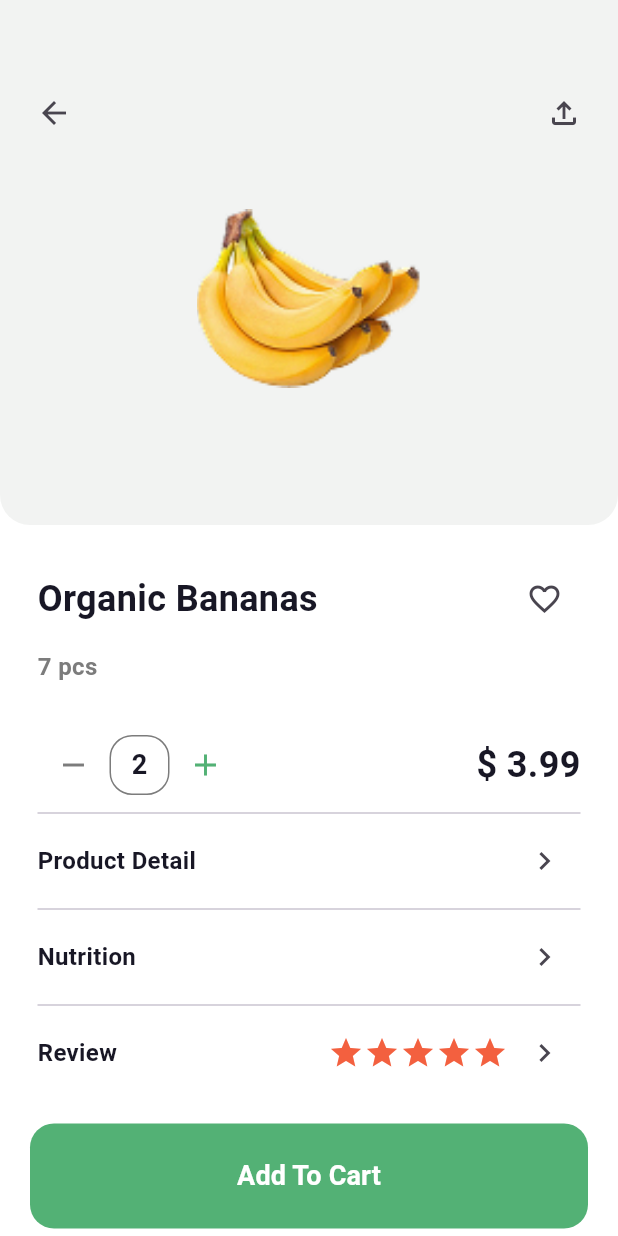
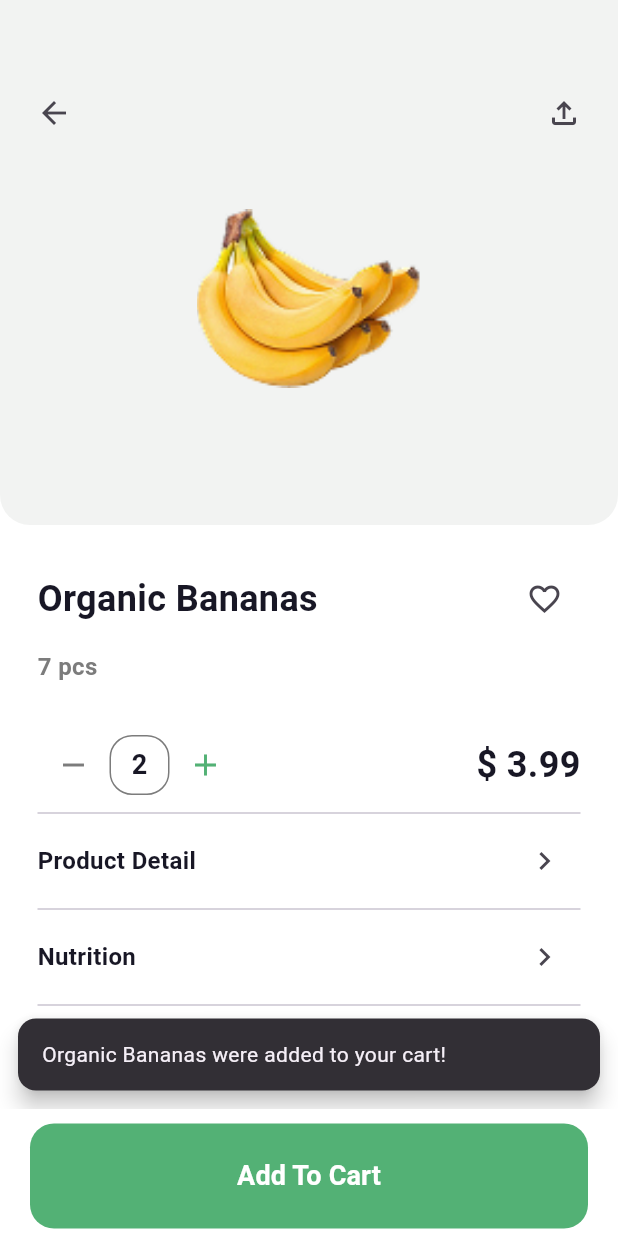
Before and after one commit to Martin-Amgad/nectar, a Flutter app: the ProductDetialsScreen screen opened directly with sample values from the repository, after a tap on the "add" icon, after a tap on "Add To Cart", on a phone screen of 412 x 824 dp. Run offline on Flutter 3.47's test engine with Material 3 defaults, Android fonts, the phone set to English and light mode, and no system bars; our stand-ins replace flutter_svg.

Commit message:
some changes

```diff
--- a/lib/feature/details/product_details_screen.dart
+++ b/lib/feature/details/product_details_screen.dart
@@ -34,6 +34,19 @@ class _ProductDetialsScreenState extends State<ProductDetialsScreen> {
                 } else if (index == -1 && widget.model.amount > 0) {
                   cart.add(widget.model);
                 }
+                ScaffoldMessenger.of(context).showSnackBar(
+                  SnackBar(
+                    content: Text(
+                      '${widget.model.name} were added to your cart!',
+                    ),
+                    duration: Duration(seconds: 1),
+                    behavior: SnackBarBehavior.floating,
+                    shape: RoundedRectangleBorder(
+                      borderRadius: BorderRadius.circular(12),
+                    ),
+                    margin: EdgeInsets.all(12),
+                  ),
+                );
               });
             },
           ),
@@ -113,10 +126,10 @@ class _ProductDetialsScreenState extends State<ProductDetialsScreen> {
 
                           if (widget.model.favorite) {
                             message =
-                                "${widget.model.name} were added to your favorites!";
+                                '${widget.model.name} were added to your favorites!';
                           } else {
                             message =
-                                "${widget.model.name} were removed from your favorites.";
+                                '${widget.model.name} were removed from your favorites.';
                           }
                           ScaffoldMessenger.of(context).showSnackBar(
                             SnackBar(
--- a/lib/feature/home/pages/account_screen.dart
+++ b/lib/feature/home/pages/account_screen.dart
@@ -1,7 +1,9 @@
 import 'package:flutter/material.dart';
 import 'package:nectar_ui/core/constants/app_assets.dart';
+import 'package:nectar_ui/core/extentions/navigation.dart';
 import 'package:nectar_ui/core/utils/colors.dart';
 import 'package:nectar_ui/core/widgets/custom_btn.dart';
+import 'package:nectar_ui/feature/auth/pages/login_screen.dart';
 import 'package:nectar_ui/feature/home/model/account_model.dart';
 import 'package:nectar_ui/feature/home/pages/main_screen.dart';
 import 'package:nectar_ui/feature/home/model/product_model.dart';
@@ -80,7 +82,9 @@ class AccountScreen extends StatelessWidget {
                 child: FloatingActionButton(
                   elevation: 0,
                   backgroundColor: Color(0xffF2F3F2),
-                  onPressed: () {},
+                  onPressed: () {
+                    pushWithReplacement(context, LoginScreen());
+                  },
                   child: Container(
                     padding: const EdgeInsets.fromLTRB(25, 0, 25, 0),
                     child: Row(
--- a/lib/feature/home/pages/cart_screen.dart
+++ b/lib/feature/home/pages/cart_screen.dart
@@ -65,7 +65,7 @@ class _CartScreenState extends State<CartScreen> {
                   context: context,
                   isDismissible: false,
                   builder: (context) {
-                    return modalbottomsheet(model: cart, amount: amount);
+                    return modalbottomsheet(model: cart);
                   },
                 );
               },
--- a/lib/feature/home/pages/favorite_screen.dart
+++ b/lib/feature/home/pages/favorite_screen.dart
@@ -68,8 +68,6 @@ class FavoriteScreen extends StatelessWidget {
                       cart.add(favItem);
                     }
                   }
-
-                  Favorite.clear();
                 },
               ),
               SizedBox(height: 25),
--- a/lib/feature/home/pages/home_screen.dart
+++ b/lib/feature/home/pages/home_screen.dart
@@ -31,6 +31,7 @@ class HomeScreen extends StatelessWidget {
       body: Padding(
         padding: EdgeInsets.symmetric(horizontal: 20),
         child: SafeArea(
+          child: SingleChildScrollView(
             child: Column(
               crossAxisAlignment: CrossAxisAlignment.start,
               mainAxisAlignment: MainAxisAlignment.start,
@@ -132,6 +133,7 @@ class HomeScreen extends StatelessWidget {
             ),
           ),
         ),
+      ),
     );
   }
 }
--- a/lib/feature/home/widgets/category_list.dart
+++ b/lib/feature/home/widgets/category_list.dart
@@ -26,7 +26,7 @@ class CategoryList extends StatelessWidget {
       child: Column(
         children: [
           category_model.image,
-          SizedBox(height: 30),
+          SizedBox(height: 25),
           Text(
             category_model.title,
             style: TextStyle(
```
Also changed, not shown: lib/feature/details/widgets/modalbottomsheet.dart (+2 -6 lines). Lines whose indentation alone changed are shown as unchanged.
